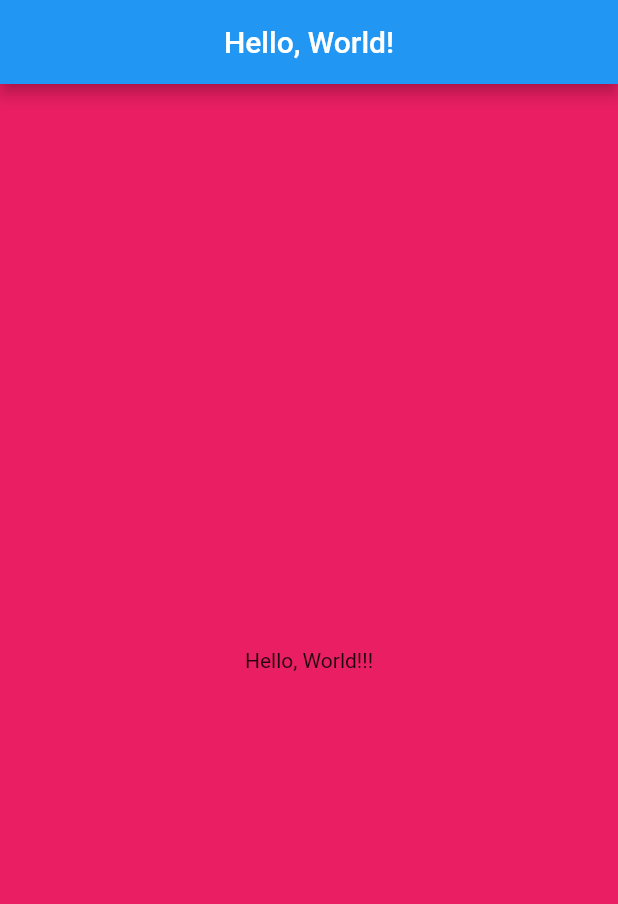
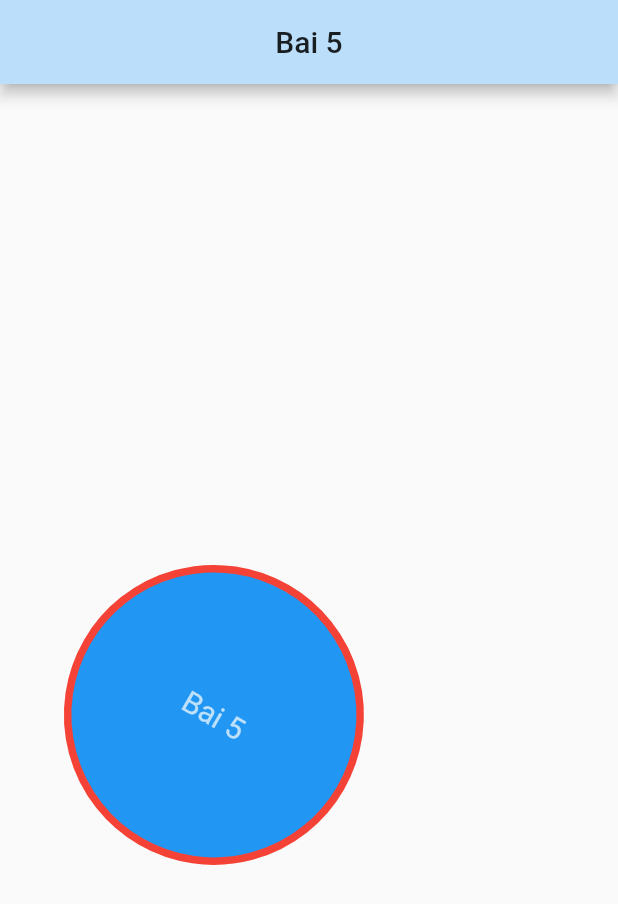
Before and after one commit to huynhminhvangit/flutter_01_hello_world, a Flutter app: the screen it shows after launch, on a phone screen of 412 x 824 dp. Shown: the top 904 px of the screen. Run offline on Flutter 3.47's test engine with Material 2 defaults, Android fonts, the phone set to English and light mode, and no system bars.

Commit message:
bai5 container

```diff
--- a/lib/main.dart
+++ b/lib/main.dart
@@ -1,3 +1,6 @@
+import 'dart:math';
+
+import 'package:flutter/cupertino.dart';
 import 'package:flutter/material.dart';
 
 void main() {
@@ -8,33 +11,39 @@ class MyApp extends StatelessWidget {
   @override
   Widget build(BuildContext context) {
     return MaterialApp(
-      title: 'Hello, World!',
-      theme: ThemeData(
-        primaryColor: Colors.blue,
-      ),
-      home: HomePage(),
+      title: 'Bai 5',
+      theme: ThemeData(primaryColor: Colors.blue.shade100),
+      home: Home(),
     );
   }
 }
 
-class HomePage extends StatefulWidget {
+class Home extends StatefulWidget {
   @override
-  _HomePageState createState() => _HomePageState();
+  _HomeState createState() => _HomeState();
 }
 
-class _HomePageState extends State<HomePage> {
+class _HomeState extends State<Home> {
   @override
   Widget build(BuildContext context) {
     return Scaffold(
       appBar: AppBar(
-        title: Text('Hello, World!'),
+        title: Text('Bai 5'),
         centerTitle: true,
       ),
-      body: Container(
-        color: Colors.pink,
-        child: Align(
+      body: Center(
+        child: Container(
           alignment: Alignment.center,
-          child: Text('Hello, World!!!'),
+          padding: EdgeInsets.all(10),
+          decoration: BoxDecoration(
+            border: Border.all(width: 5, color: Colors.red,style: BorderStyle.solid),
+            shape: BoxShape.circle,
+            color: Colors.blue
+          ),
+          transform: Matrix4.rotationZ(30 * pi / 180),
+          width: 200,
+          height: 200,
+          child: Text('Bai 5',style: TextStyle(color: Colors.white70, fontSize: 20),),
         ),
       ),
     );
```
